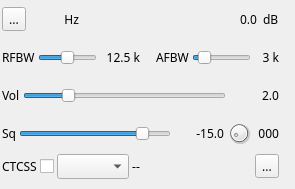
The window that plugins/channel/demodnfm/nfmdemodgui.ui (f4exb/sdrangel) describes before a commit, drawn with Qt 5.
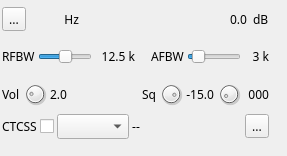
The same window after the commit. Icons and pictures are not drawn. Custom widgets are drawn as their Qt base class.

Commit message: NFM demod: GUI: use buttons for volume and squelch to reduce screen space

The edit to the form file:
```diff
--- a/plugins/channel/demodnfm/nfmdemodgui.ui
+++ b/plugins/channel/demodnfm/nfmdemodgui.ui
@@ -6,8 +6,8 @@
    <rect>
     <x>0</x>
     <y>0</y>
-    <width>295</width>
-    <height>189</height>
+    <width>287</width>
+    <height>156</height>
    </rect>
   </property>
   <property name="font">
@@ -24,8 +24,8 @@
     <rect>
      <x>0</x>
      <y>0</y>
-     <width>281</width>
-     <height>181</height>
+     <width>271</width>
+     <height>141</height>
     </rect>
    </property>
    <property name="windowTitle">
@@ -254,7 +254,7 @@
      </layout>
     </item>
     <item>
-     <layout class="QHBoxLayout" name="volumeLayout">
+     <layout class="QHBoxLayout" name="squelchLayout">
       <item>
        <widget class="QLabel" name="volumeLabel">
         <property name="text">
@@ -263,9 +263,12 @@
        </widget>
       </item>
       <item>
-       <widget class="QSlider" name="volume">
-        <property name="toolTip">
-         <string>Volume</string>
+       <widget class="QDial" name="volume">
+        <property name="maximumSize">
+         <size>
+          <width>24</width>
+          <height>24</height>
+         </size>
         </property>
         <property name="maximum">
          <number>100</number>
@@ -276,19 +279,22 @@
         <property name="value">
          <number>20</number>
         </property>
-        <property name="orientation">
-         <enum>Qt::Horizontal</enum>
-        </property>
        </widget>
       </item>
       <item>
        <widget class="QLabel" name="volumeText">
         <property name="minimumSize">
          <size>
-          <width>50</width>
+          <width>0</width>
           <height>0</height>
          </size>
         </property>
+        <property name="maximumSize">
+         <size>
+          <width>30</width>
+          <height>16777215</height>
+         </size>
+        </property>
         <property name="text">
          <string>2.0</string>
         </property>
@@ -297,10 +303,19 @@
         </property>
        </widget>
       </item>
-     </layout>
-    </item>
-    <item>
-     <layout class="QHBoxLayout" name="squelchLayout">
+      <item>
+       <spacer name="horizontalSpacer_2">
+        <property name="orientation">
+         <enum>Qt::Horizontal</enum>
+        </property>
+        <property name="sizeHint" stdset="0">
+         <size>
+          <width>40</width>
+          <height>20</height>
+         </size>
+        </property>
+       </spacer>
+      </item>
       <item>
        <widget class="QLabel" name="squelchLabel">
         <property name="text">
@@ -309,9 +324,12 @@
        </widget>
       </item>
       <item>
-       <widget class="QSlider" name="squelch">
-        <property name="toolTip">
-         <string>Squelch threshold (dB)</string>
+       <widget class="QDial" name="squelch">
+        <property name="maximumSize">
+         <size>
+          <width>24</width>
+          <height>24</height>
+         </size>
         </property>
         <property name="minimum">
          <number>-1000</number>
@@ -325,19 +343,22 @@
         <property name="value">
          <number>-150</number>
         </property>
-        <property name="orientation">
-         <enum>Qt::Horizontal</enum>
-        </property>
        </widget>
       </item>
       <item>
        <widget class="QLabel" name="squelchText">
         <property name="minimumSize">
          <size>
-          <width>50</width>
+          <width>0</width>
           <height>0</height>
          </size>
         </property>
+        <property name="maximumSize">
+         <size>
+          <width>40</width>
+          <height>16777215</height>
+         </size>
+        </property>
         <property name="toolTip">
          <string>Squelch threshold (dB)</string>
         </property>
```
Left out of the diff: 3 changed lines with no effect on the pictures. The commit also changes 2 other files.
